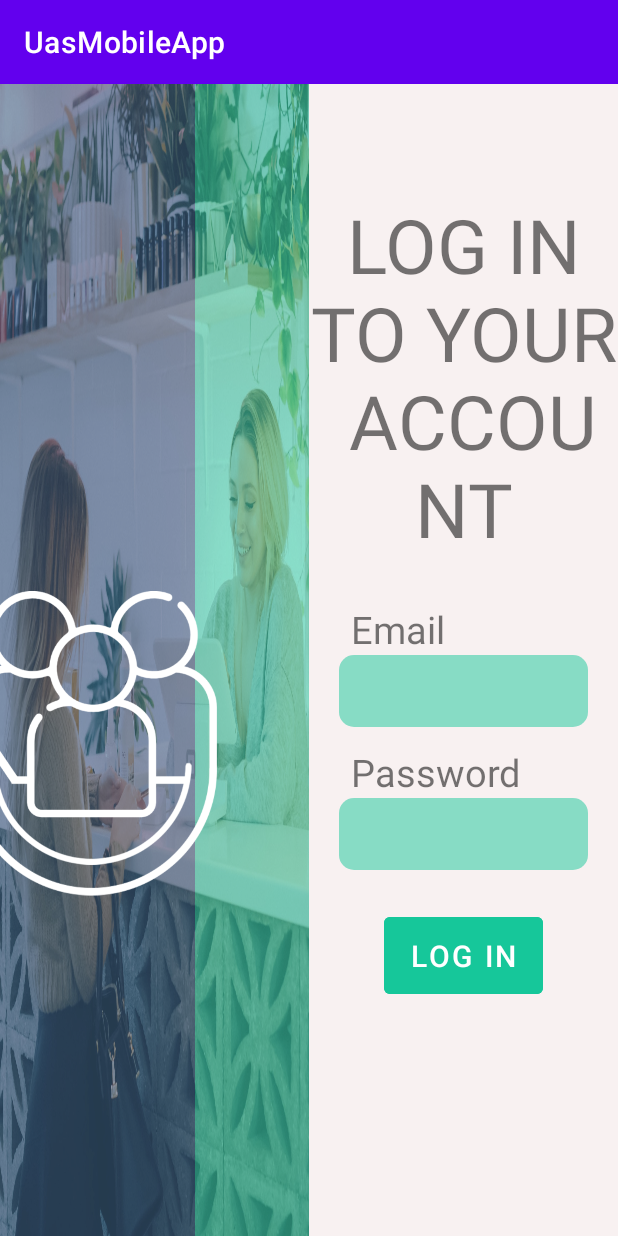
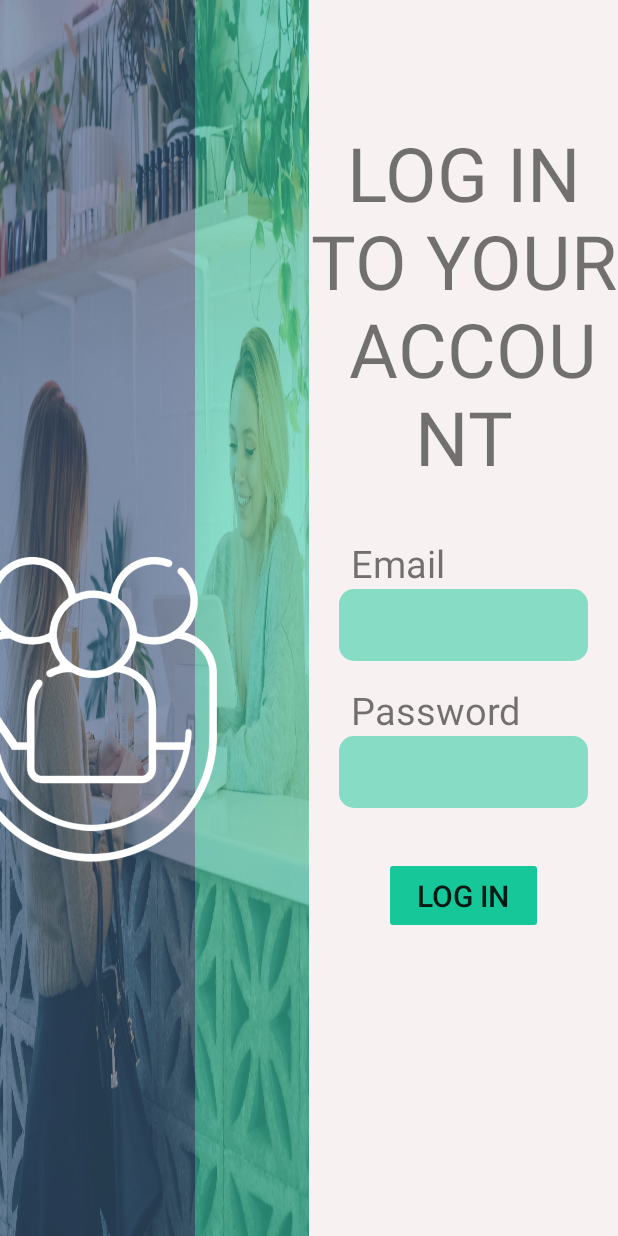
Before and after one commit to Kakaranara/UAS_Android, an Android app: the screen it shows after launch (Login), after a tap on "LOG IN", on a phone screen of 412 x 824 dp. Run offline under Robolectric (Android 15) with nearby library versions, the phone set to English and light mode, and no system bars.

Commit message:
no action bar

```diff
--- a/app/src/main/res/values/themes.xml
+++ b/app/src/main/res/values/themes.xml
@@ -1,6 +1,6 @@
 <resources xmlns:tools="http://schemas.android.com/tools">
     <!-- Base application theme. -->
-    <style name="Theme.UasMobileApp" parent="Theme.MaterialComponents.DayNight.DarkActionBar">
+    <style name="Theme.UasMobileApp" parent="Theme.AppCompat.Light.NoActionBar">
         <!-- Primary brand color. -->
         <item name="colorPrimary">@color/purple_500</item>
         <item name="colorPrimaryVariant">@color/purple_700</item>
```
